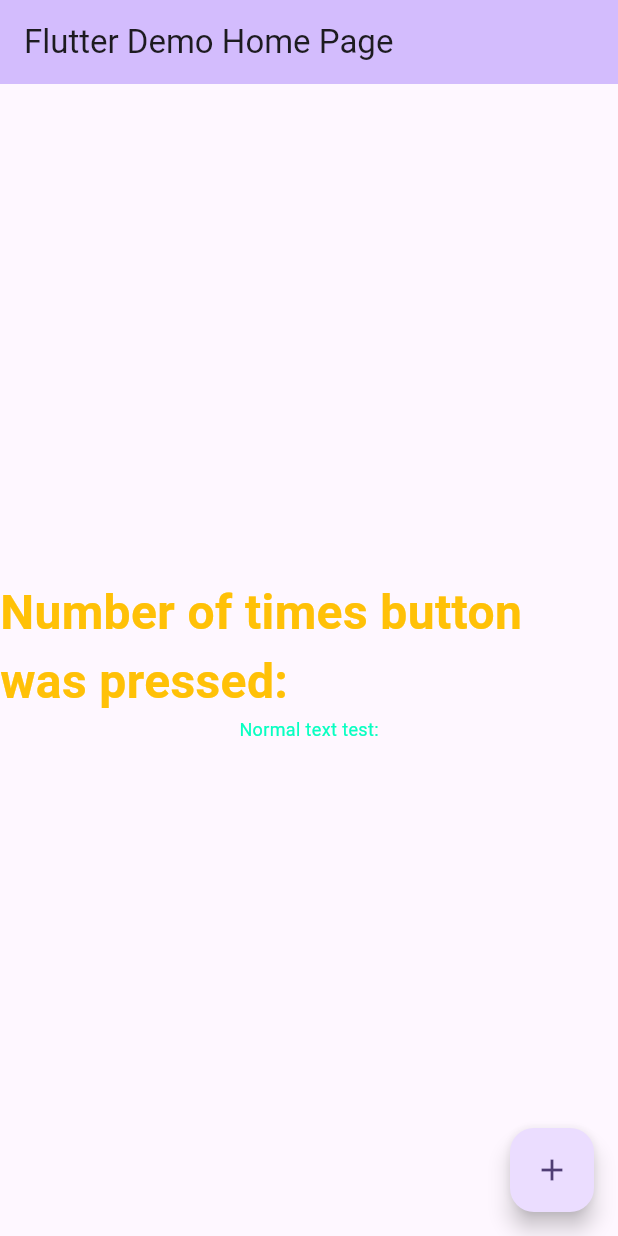
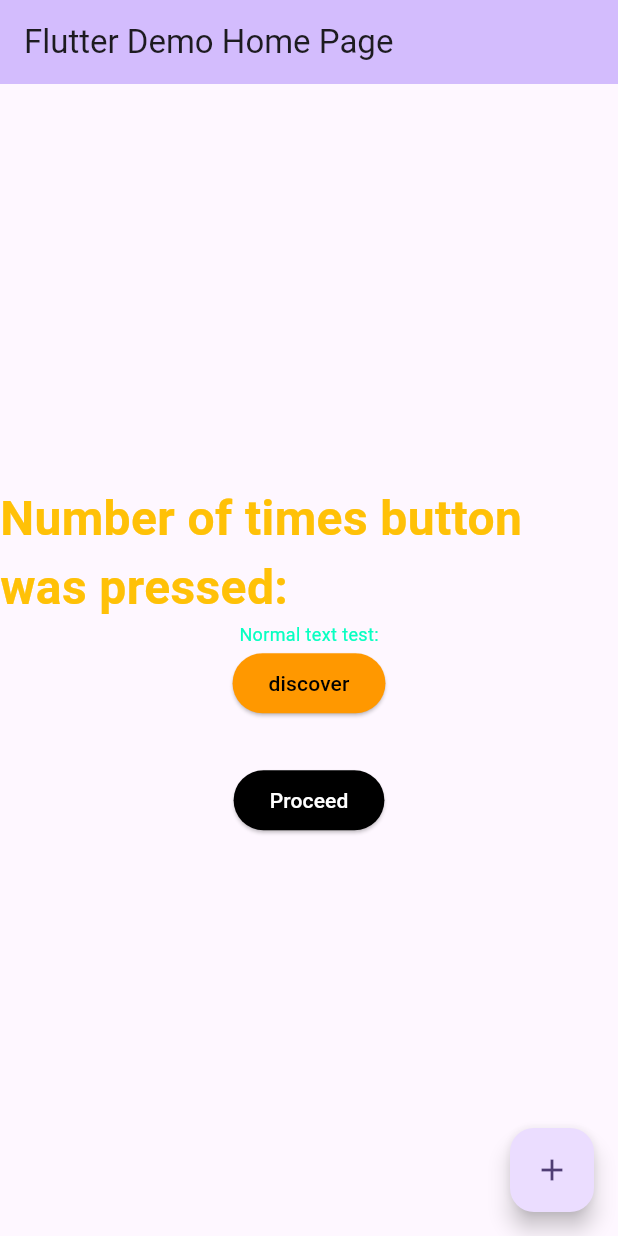
Before and after one commit to AssumptaMw/flutterlearn, a Flutter app: the screen it shows after launch, on a phone screen of 412 x 824 dp. Run offline on Flutter 3.47's test engine with Material 3 defaults, Android fonts, the phone set to English and light mode, and no system bars.

Commit message:
button widget  implementation

```diff
--- a/lib/myhomepage.dart
+++ b/lib/myhomepage.dart
@@ -1,5 +1,4 @@
 import 'package:flutter/material.dart';
-
 import './widgets/text.dart';
 
 class MyHomePage extends StatefulWidget {
@@ -8,7 +7,6 @@ class MyHomePage extends StatefulWidget {
   @override
   State<MyHomePage> createState() => _MyHomePageState();
 }
-
 
 class _MyHomePageState extends State<MyHomePage> {
   int _counter = 0;
@@ -26,12 +24,36 @@ class _MyHomePageState extends State<MyHomePage> {
         backgroundColor: Theme.of(context).colorScheme.inversePrimary,
         title: Text(widget.title),
       ),
-      body:const Center(
+      body: Center(
         child: Column(
           mainAxisAlignment: MainAxisAlignment.center,
           children: <Widget>[
-           TextWidget(displayText: "Number of times button was pressed:", styleVariant: 'title',),
-           TextWidget(displayText: "Normal text test:", styleVariant: 'sub-title',),
+            const TextWidget(
+              displayText: "Number of times button was pressed:",
+              styleVariant: 'title',
+            ),
+            const TextWidget(
+              displayText: "Normal text test:",
+              styleVariant: 'sub-title',
+            ),
+            ElevatedButton(
+              style: ElevatedButton.styleFrom(
+                  backgroundColor: Colors.orange,
+                  foregroundColor: Colors.black),
+              onPressed: () {},
+              child: const Text('discover'),
+            ),
+            const SizedBox(height: 30),
+            ElevatedButton(
+              style: ElevatedButton.styleFrom(
+                foregroundColor: Colors.white,
+                backgroundColor: Colors.black,
+              ),
+              onPressed: () {},
+              child: const Text(
+                'Proceed',
+              ),
+            ),
           ],
         ),
       ),
```
Also changed, not shown: lib/widgets/button.dart (added, +32 -0 lines), pubspec.lock.
